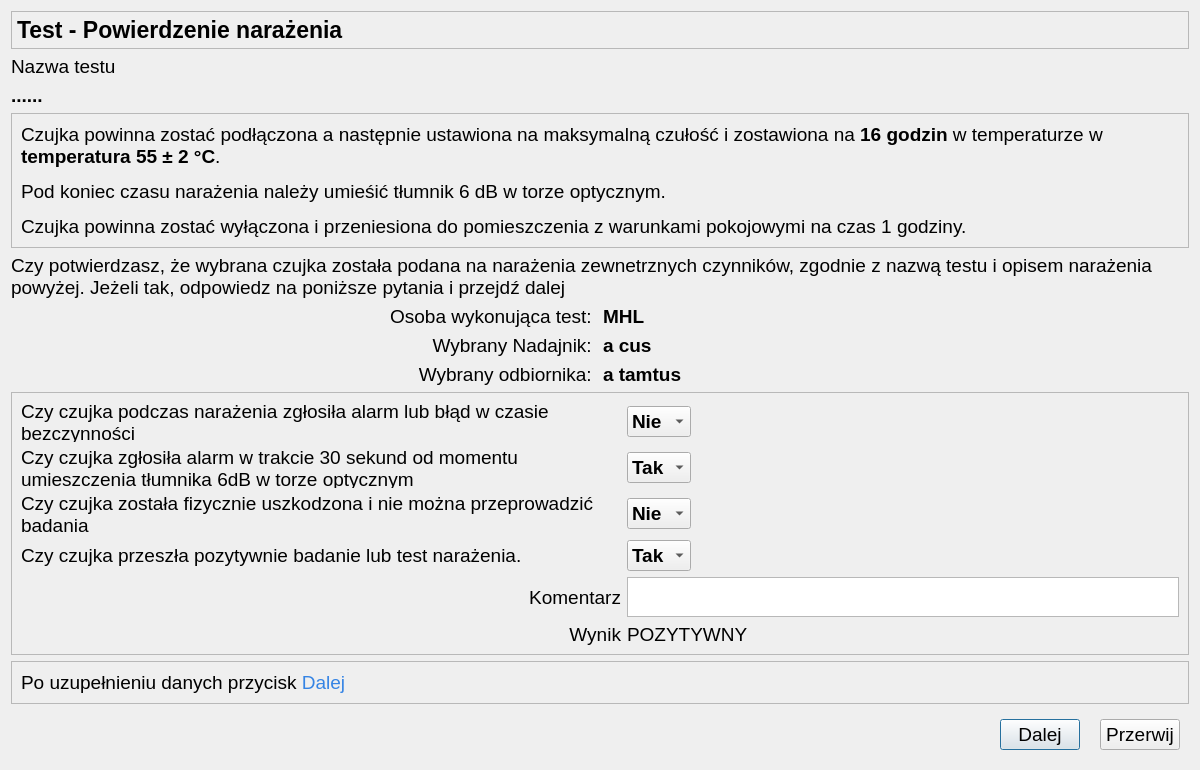
The window that CzujkiLinioweApp/oknopotwierdzenienarazenia.ui (wiacekmarcin/CzujkiLiniowe) describes before a commit, drawn with Qt 5.
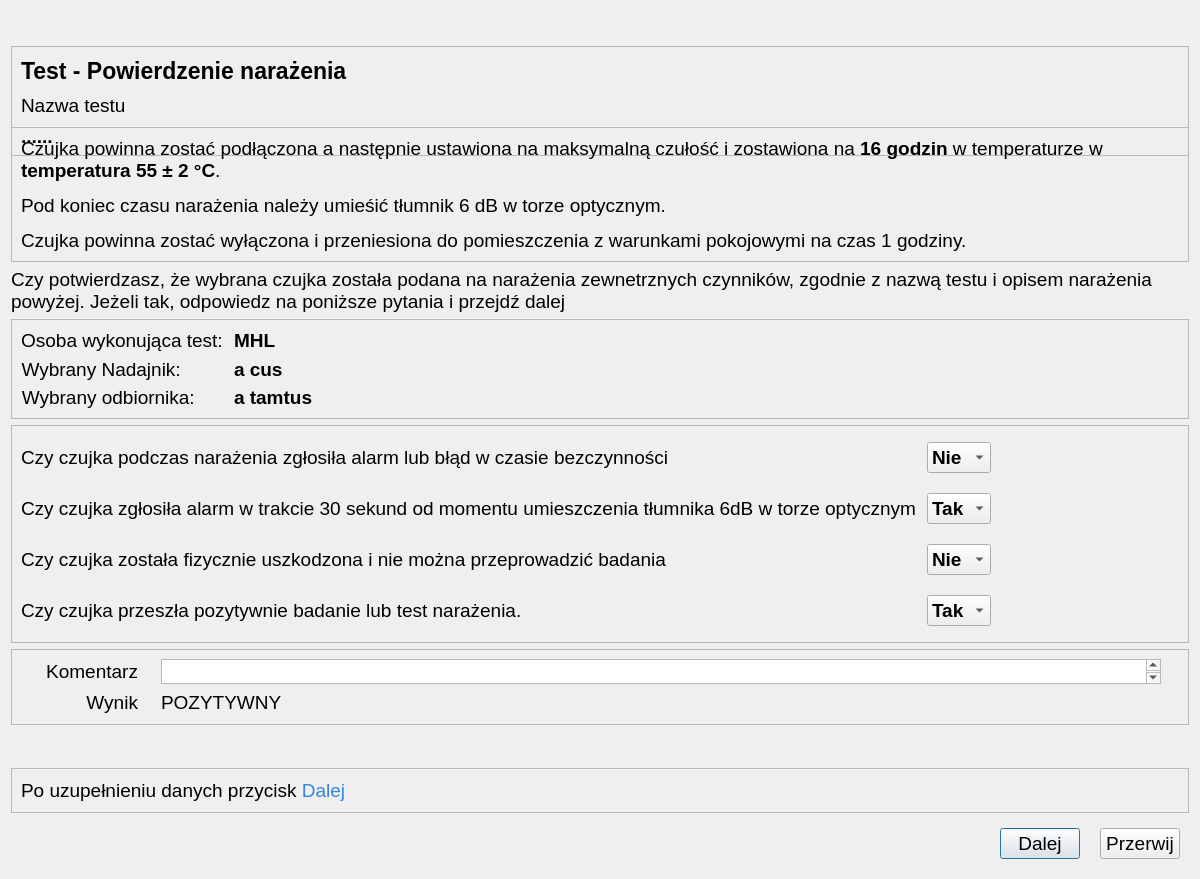
The same window after the commit. Icons and pictures are not drawn.

What changed in the file:
```diff
--- a/CzujkiLinioweApp/oknopotwierdzenienarazenia.ui
+++ b/CzujkiLinioweApp/oknopotwierdzenienarazenia.ui
@@ -7,13 +7,13 @@
     <x>0</x>
     <y>0</y>
     <width>1200</width>
-    <height>770</height>
+    <height>879</height>
    </rect>
   </property>
   <property name="minimumSize">
    <size>
-    <width>1200</width>
-    <height>770</height>
+    <width>500</width>
+    <height>300</height>
    </size>
   </property>
   <property name="maximumSize">
@@ -31,110 +31,15 @@
   <property name="windowTitle">
    <string>Parametry Testu - potwierdzenie wykonanych czynności</string>
   </property>
-  <layout class="QGridLayout" name="gridLayout">
-   <item row="5" column="1">
-    <widget class="QLabel" name="osobaWykonujacaTest">
-     <property name="font">
-      <font>
-       <family>Arial</family>
-       <pointsize>14</pointsize>
-       <bold>true</bold>
-      </font>
+  <layout class="QVBoxLayout" name="verticalLayout_2">
+   <item>
+    <widget class="QFrame" name="frame_head">
+     <property name="minimumSize">
+      <size>
+       <width>31</width>
+       <height>110</height>
+      </size>
      </property>
-     <property name="text">
-      <string>MHL</string>
-     </property>
-    </widget>
-   </item>
-   <item row="6" column="1">
-    <widget class="QLabel" name="numerNadajnika">
-     <property name="font">
-      <font>
-       <family>Arial</family>
-       <pointsize>14</pointsize>
-       <bold>true</bold>
-      </font>
-     </property>
-     <property name="text">
-      <string>a cus</string>
-     </property>
-    </widget>
-   </item>
-   <item row="10" column="0" colspan="2">
-    <widget class="QFrame" name="frame_2">
-     <property name="frameShape">
-      <enum>QFrame::StyledPanel</enum>
-     </property>
-     <property name="frameShadow">
-      <enum>QFrame::Raised</enum>
-     </property>
-     <layout class="QHBoxLayout" name="horizontalLayout_2">
-      <item>
-       <widget class="QLabel" name="infonext">
-        <property name="font">
-         <font>
-          <family>Arial</family>
-          <pointsize>14</pointsize>
-         </font>
-        </property>
-        <property name="text">
-         <string>&lt;html&gt;&lt;head/&gt;&lt;body&gt;&lt;p&gt;Po uzupełnieniu danych przycisk&lt;span style=&quot; color:#3584e4;&quot;&gt; Dalej&lt;/span&gt;&lt;/p&gt;&lt;/body&gt;&lt;/html&gt;</string>
-        </property>
-       </widget>
-      </item>
-     </layout>
-    </widget>
-   </item>
-   <item row="1" column="0">
-    <widget class="QLabel" name="lTestName">
-     <property name="font">
-      <font>
-       <family>Arial</family>
-       <pointsize>14</pointsize>
-      </font>
-     </property>
-     <property name="text">
-      <string>Nazwa testu</string>
-     </property>
-     <property name="alignment">
-      <set>Qt::AlignLeading|Qt::AlignLeft|Qt::AlignVCenter</set>
-     </property>
-    </widget>
-   </item>
-   <item row="4" column="0" colspan="2">
-    <widget class="QLabel" name="label_4">
-     <property name="font">
-      <font>
-       <family>Arial</family>
-       <pointsize>14</pointsize>
-      </font>
-     </property>
-     <property name="text">
-      <string>Czy potwierdzasz, że wybrana czujka została podana na narażenia zewnetrznych czynników, zgodnie z nazwą testu i opisem narażenia powyżej. Jeżeli tak, odpowiedz na poniższe pytania i przejdź dalej</string>
-     </property>
-     <property name="wordWrap">
-      <bool>true</bool>
-     </property>
-    </widget>
-   </item>
-   <item row="5" column="0">
-    <widget class="QLabel" name="lOsobaWykonujacaTest">
-     <property name="font">
-      <font>
-       <family>Arial</family>
-       <pointsize>14</pointsize>
-      </font>
-     </property>
-     <property name="text">
-      <string>Osoba wykonująca test: </string>
-     </property>
-     <property name="alignment">
-      <set>Qt::AlignRight|Qt::AlignTrailing|Qt::AlignVCenter</set>
-     </property>
-    </widget>
-   </item>
-   <item row="0" column="0" colspan="2">
-    <widget class="QFrame" name="frame">
      <property name="maximumSize">
       <size>
        <width>16777215</width>
@@ -147,19 +52,7 @@
      <property name="frameShadow">
       <enum>QFrame::Raised</enum>
      </property>
-     <layout class="QHBoxLayout" name="horizontalLayout">
-      <property name="leftMargin">
-       <number>5</number>
-      </property>
-      <property name="topMargin">
-       <number>5</number>
-      </property>
-      <property name="rightMargin">
-       <number>5</number>
-      </property>
-      <property name="bottomMargin">
-       <number>5</number>
-      </property>
+     <layout class="QVBoxLayout" name="verticalLayout">
       <item>
        <widget class="QLabel" name="title">
         <property name="maximumSize">
@@ -180,69 +73,53 @@
         </property>
        </widget>
       </item>
-     </layout>
-    </widget>
-   </item>
-   <item row="11" column="0" colspan="2">
-    <widget class="QWidget" name="widget" native="true">
-     <layout class="QHBoxLayout" name="horizontalLayout_3">
-      <property name="spacing">
-       <number>20</number>
-      </property>
       <item>
-       <spacer name="horizontalSpacer">
-        <property name="orientation">
-         <enum>Qt::Horizontal</enum>
+       <widget class="QLabel" name="lTestName">
+        <property name="font">
+         <font>
+          <family>Arial</family>
+          <pointsize>14</pointsize>
+         </font>
         </property>
-        <property name="sizeHint" stdset="0">
+        <property name="text">
+         <string>Nazwa testu</string>
+        </property>
+        <property name="alignment">
+         <set>Qt::AlignLeading|Qt::AlignLeft|Qt::AlignVCenter</set>
+        </property>
+       </widget>
+      </item>
+      <item>
+       <widget class="QLabel" name="testName">
+        <property name="minimumSize">
          <size>
-          <width>349</width>
+          <width>20</width>
+          <height>0</height>
+         </size>
+        </property>
+        <property name="maximumSize">
+         <size>
+          <width>16777215</width>
           <height>20</height>
          </size>
         </property>
-       </spacer>
-      </item>
-      <item>
-       <widget class="QPushButton" name="pbDalej">
-        <property name="text">
-         <string>Dalej</string>
+        <property name="font">
+         <font>
+          <family>Arial</family>
+          <pointsize>14</pointsize>
+          <bold>true</bold>
+         </font>
         </property>
-        <property name="icon">
-         <iconset theme="media-playback-start">
-          <normaloff>.</normaloff>.</iconset>
-        </property>
-       </widget>
-      </item>
-      <item>
-       <widget class="QPushButton" name="pbPrzerwij">
         <property name="text">
-         <string>Przerwij</string>
-        </property>
-        <property name="icon">
-         <iconset theme="media-playback-stop">
-          <normaloff>.</normaloff>.</iconset>
+         <string>......</string>
         </property>
        </widget>
       </item>
      </layout>
     </widget>
    </item>
-   <item row="7" column="1">
-    <widget class="QLabel" name="numerReceiver">
-     <property name="font">
-      <font>
-       <family>Arial</family>
-       <pointsize>14</pointsize>
-       <bold>true</bold>
-      </font>
-     </property>
-     <property name="text">
-      <string>a tamtus</string>
-     </property>
-    </widget>
-   </item>
-   <item row="3" column="0" colspan="2">
-    <widget class="QFrame" name="fr_rozproszoneSwiatlo">
+   <item>
+    <widget class="QFrame" name="fr_narazenie">
      <property name="frameShape">
       <enum>QFrame::StyledPanel</enum>
      </property>
@@ -269,38 +146,150 @@
      </layout>
     </widget>
    </item>
-   <item row="2" column="0" colspan="2">
-    <widget class="QLabel" name="testName">
+   <item>
+    <widget class="QLabel" name="label_4">
      <property name="font">
       <font>
        <family>Arial</family>
        <pointsize>14</pointsize>
-       <bold>true</bold>
       </font>
      </property>
      <property name="text">
-      <string>......</string>
+      <string>Czy potwierdzasz, że wybrana czujka została podana na narażenia zewnetrznych czynników, zgodnie z nazwą testu i opisem narażenia powyżej. Jeżeli tak, odpowiedz na poniższe pytania i przejdź dalej</string>
      </property>
+     <property name="wordWrap">
+      <bool>true</bool>
+     </property>
     </widget>
    </item>
-   <item row="7" column="0">
-    <widget class="QLabel" name="eReceiver">
-     <property name="font">
-      <font>
-       <family>Arial</family>
-       <pointsize>14</pointsize>
-      </font>
+   <item>
+    <widget class="QFrame" name="frame_czujka">
+     <property name="minimumSize">
+      <size>
+       <width>0</width>
+       <height>100</height>
+      </size>
      </property>
-     <property name="text">
-      <string>Wybrany odbiornika: </string>
+     <property name="maximumSize">
+      <size>
+       <width>16777215</width>
+       <height>200</height>
+      </size>
      </property>
-     <property name="alignment">
-      <set>Qt::AlignRight|Qt::AlignTrailing|Qt::AlignVCenter</set>
+     <property name="frameShape">
+      <enum>QFrame::StyledPanel</enum>
      </property>
+     <property name="frameShadow">
+      <enum>QFrame::Raised</enum>
+     </property>
+     <layout class="QFormLayout" name="formLayout">
+      <item row="0" column="0">
+       <widget class="QLabel" name="lOsobaWykonujacaTest">
+        <property name="font">
+         <font>
+          <family>Arial</family>
+          <pointsize>14</pointsize>
+         </font>
+        </property>
+        <property name="text">
+         <string>Osoba wykonująca test: </string>
+        </property>
+        <property name="alignment">
+         <set>Qt::AlignRight|Qt::AlignTrailing|Qt::AlignVCenter</set>
+        </property>
+       </widget>
+      </item>
+      <item row="1" column="0">
+       <widget class="QLabel" name="eTransmitter">
+        <property name="font">
+         <font>
+          <family>Arial</family>
+          <pointsize>14</pointsize>
+         </font>
+        </property>
+        <property name="text">
+         <string>Wybrany Nadajnik: </string>
+        </property>
+        <property name="alignment">
+         <set>Qt::AlignRight|Qt::AlignTrailing|Qt::AlignVCenter</set>
+        </property>
+       </widget>
+      </item>
+      <item row="2" column="0">
+       <widget class="QLabel" name="eReceiver">
+        <property name="font">
+         <font>
+          <family>Arial</family>
+          <pointsize>14</pointsize>
+         </font>
+        </property>
+        <property name="text">
+         <string>Wybrany odbiornika: </string>
+        </property>
+        <property name="alignment">
+         <set>Qt::AlignRight|Qt::AlignTrailing|Qt::AlignVCenter</set>
+        </property>
+       </widget>
+      </item>
+      <item row="0" column="1">
+       <widget class="QLabel" name="osobaWykonujacaTest">
+        <property name="font">
+         <font>
+          <family>Arial</family>
+          <pointsize>14</pointsize>
+          <bold>true</bold>
+         </font>
+        </property>
+        <property name="text">
+         <string>MHL</string>
+        </property>
+       </widget>
+      </item>
+      <item row="1" column="1">
+       <widget class="QLabel" name="numerNadajnika">
+        <property name="font">
+         <font>
+          <family>Arial</family>
+          <pointsize>14</pointsize>
+          <bold>true</bold>
+         </font>
+        </property>
+        <property name="text">
+         <string>a cus</string>
+        </property>
+       </widget>
+      </item>
+      <item row="2" column="1">
+       <widget class="QLabel" name="numerReceiver">
+        <property name="font">
+         <font>
+          <family>Arial</family>
+          <pointsize>14</pointsize>
+          <bold>true</bold>
+         </font>
+        </property>
+        <property name="text">
+         <string>a tamtus</string>
+        </property>
+       </widget>
+      </item>
+     </layout>
     </widget>
    </item>
-   <item row="8" column="0" colspan="2">
+   <item>
     <widget class="QFrame" name="frame_potwierdzenienarazenia">
+     <property name="minimumSize">
+      <size>
+       <width>0</width>
+       <height>60</height>
+      </size>
+     </property>
+     <property name="maximumSize">
+      <size>
+       <width>16777215</width>
+       <height>16777215</height>
+      </size>
+     </property>
      <property name="frameShape">
       <enum>QFrame::StyledPanel</enum>
      </property>
@@ -308,26 +297,16 @@
       <enum>QFrame::Raised</enum>
      </property>
      <layout class="QGridLayout" name="gridLayout_2">
-      <item row="0" column="0">
-       <widget class="QLabel" name="etAlarm">
-        <property name="font">
-         <font>
-          <family>Arial</family>
-          <pointsize>14</pointsize>
-         </font>
-        </property>
-        <property name="text">
-         <string>Czy czujka podczas narażenia zgłosiła alarm lub błąd w czasie bezczynności</string>
-        </property>
-        <property name="wordWrap">
-         <bool>true</bool>
-        </property>
-       </widget>
-      </item>
       <item row="0" column="1">
        <layout class="QHBoxLayout" name="horizontalLayout_5">
         <item>
          <widget class="QComboBox" name="cbAlarmYesNo">
+          <property name="minimumSize">
+           <size>
+            <width>0</width>
+            <height>25</height>
+           </size>
+          </property>
           <property name="font">
            <font>
             <family>Arial</family>
@@ -366,8 +345,14 @@
        <widget class="QLabel" name="etTlumnik">
         <property name="minimumSize">
          <size>
-          <width>600</width>
-          <height>0</height>
+          <width>900</width>
+          <height>45</height>
+         </size>
+        </property>
+        <property name="maximumSize">
+         <size>
+          <width>1500</width>
+          <height>16777215</height>
          </size>
         </property>
         <property name="font">
@@ -388,6 +373,12 @@
        <layout class="QHBoxLayout" name="horizontalLayout_6">
         <item>
          <widget class="QComboBox" name="cbTlumnik">
+          <property name="minimumSize">
+           <size>
+            <width>0</width>
+            <height>20</height>
+           </size>
+          </property>
           <property name="font">
            <font>
             <family>Arial</family>
@@ -424,6 +415,18 @@
       </item>
       <item row="2" column="0">
        <widget class="QLabel" name="etUszkodzenie">
+        <property name="minimumSize">
+         <size>
+          <width>700</width>
+          <height>45</height>
+         </size>
+        </property>
+        <property name="maximumSize">
+         <size>
+          <width>1500</width>
+          <height>16777215</height>
+         </size>
+        </property>
         <property name="font">
          <font>
           <family>Arial</family>
@@ -478,6 +481,18 @@
       </item>
       <item row="3" column="0">
        <widget class="QLabel" name="etCzujkaOk">
+        <property name="minimumSize">
+         <size>
+          <width>700</width>
+          <height>45</height>
+         </size>
+        </property>
+        <property name="maximumSize">
+         <size>
+          <width>1500</width>
+          <height>16777215</height>
+         </size>
+        </property>
         <property name="font">
          <font>
           <family>Arial</family>
@@ -527,8 +542,60 @@
         </item>
        </layout>
       </item>
-      <item row="4" column="0">
+      <item row="0" column="0">
+       <widget class="QLabel" name="etAlarm">
+        <property name="minimumSize">
+         <size>
+          <width>700</width>
+          <height>45</height>
+         </size>
+        </property>
+        <property name="maximumSize">
+         <size>
+          <width>1500</width>
+          <height>16777215</height>
+         </size>
+        </property>
+        <property name="font">
+         <font>
+          <family>Arial</family>
+          <pointsize>14</pointsize>
+         </font>
+        </property>
+        <property name="text">
+         <string>Czy czujka podczas narażenia zgłosiła alarm lub błąd w czasie bezczynności</string>
+        </property>
+        <property name="wordWrap">
+         <bool>true</bool>
+        </property>
+       </widget>
+      </item>
+     </layout>
+    </widget>
+   </item>
+   <item>
+    <widget class="QFrame" name="frame">
+     <property name="frameShape">
+      <enum>QFrame::StyledPanel</enum>
+     </property>
+     <property name="frameShadow">
+      <enum>QFrame::Raised</enum>
+     </property>
+     <layout class="QGridLayout" name="gridLayout">
+      <item row="0" column="0">
        <widget class="QLabel" name="label_3">
+        <property name="minimumSize">
+         <size>
+          <width>100</width>
+          <height>25</height>
+         </size>
+        </property>
+        <property name="maximumSize">
+         <size>
+          <width>50</width>
+          <height>16777215</height>
+         </size>
+        </property>
         <property name="font">
          <font>
           <family>Arial</family>
@@ -543,18 +610,30 @@
         </property>
        </widget>
       </item>
-      <item row="4" column="1">
+      <item row="0" column="1">
        <widget class="QPlainTextEdit" name="komentarz">
         <property name="maximumSize">
          <size>
-          <width>16777215</width>
-          <height>100</height>
+          <width>1000</width>
+          <height>25</height>
          </size>
         </property>
        </widget>
       </item>
-      <item row="5" column="0">
+      <item row="1" column="0">
        <widget class="QLabel" name="etWynik">
+        <property name="minimumSize">
+         <size>
+          <width>100</width>
+          <height>25</height>
+         </size>
+        </property>
+        <property name="maximumSize">
+         <size>
+          <width>100</width>
+          <height>25</height>
+         </size>
+        </property>
         <property name="font">
          <font>
           <family>Arial</family>
@@ -569,8 +648,20 @@
         </property>
        </widget>
       </item>
-      <item row="5" column="1">
+      <item row="1" column="1">
        <widget class="QLabel" name="wynik_narazenia">
+        <property name="minimumSize">
+         <size>
+          <width>0</width>
+          <height>25</height>
+         </size>
+        </property>
+        <property name="maximumSize">
+         <size>
+          <width>16777215</width>
+          <height>25</height>
+         </size>
+        </property>
         <property name="font">
          <font>
           <family>Arial</family>
@@ -585,20 +676,111 @@
      </layout>
     </widget>
    </item>
-   <item row="6" column="0">
-    <widget class="QLabel" name="eTransmitter">
-     <property name="font">
-      <font>
-       <family>Arial</family>
-       <pointsize>14</pointsize>
-      </font>
+   <item>
+    <spacer name="verticalSpacer">
+     <property name="orientation">
+      <enum>Qt::Vertical</enum>
      </property>
-     <property name="text">
-      <string>Wybrany Nadajnik: </string>
+     <property name="sizeHint" stdset="0">
+      <size>
+       <width>20</width>
+       <height>40</height>
+      </size>
      </property>
-     <property name="alignment">
-      <set>Qt::AlignRight|Qt::AlignTrailing|Qt::AlignVCenter</set>
+    </spacer>
+   </item>
+   <item>
+    <widget class="QFrame" name="frame_2">
+     <property name="frameShape">
+      <enum>QFrame::StyledPanel</enum>
      </property>
+     <property name="frameShadow">
+      <enum>QFrame::Raised</enum>
+     </property>
+     <layout class="QHBoxLayout" name="horizontalLayout_2">
+      <item>
+       <widget class="QLabel" name="infonext">
+        <property name="minimumSize">
+         <size>
+          <width>0</width>
+          <height>25</height>
+         </size>
+        </property>
+        <property name="maximumSize">
+         <size>
+          <width>16777215</width>
+          <height>25</height>
+         </size>
+        </property>
+        <property name="font">
+         <font>
+          <family>Arial</family>
+          <pointsize>14</pointsize>
+         </font>
+        </property>
+        <property name="text">
+         <string>&lt;html&gt;&lt;head/&gt;&lt;body&gt;&lt;p&gt;Po uzupełnieniu danych przycisk&lt;span style=&quot; color:#3584e4;&quot;&gt; Dalej&lt;/span&gt;&lt;/p&gt;&lt;/body&gt;&lt;/html&gt;</string>
+        </property>
+       </widget>
+      </item>
+      <item>
+       <spacer name="horizontalSpacer_4">
+        <property name="orientation">
+         <enum>Qt::Horizontal</enum>
+        </property>
+        <property name="sizeHint" stdset="0">
+         <size>
+          <width>40</width>
+          <height>20</height>
+         </size>
+        </property>
+       </spacer>
+      </item>
+     </layout>
+    </widget>
+   </item>
+   <item>
+    <widget class="QWidget" name="widget" native="true">
+     <layout class="QHBoxLayout" name="horizontalLayout_3">
+      <property name="spacing">
+       <number>20</number>
+      </property>
+      <item>
+       <spacer name="horizontalSpacer">
+        <property name="orientation">
+         <enum>Qt::Horizontal</enum>
+        </property>
+        <property name="sizeHint" stdset="0">
+         <size>
+          <width>349</width>
+          <height>20</height>
+         </size>
+        </property>
+       </spacer>
+      </item>
+      <item>
+       <widget class="QPushButton" name="pbDalej">
+        <property name="text">
+         <string>Dalej</string>
+        </property>
+        <property name="icon">
+         <iconset theme="media-playback-start">
+          <normaloff>.</normaloff>.</iconset>
+        </property>
+       </widget>
+      </item>
+      <item>
+       <widget class="QPushButton" name="pbPrzerwij">
+        <property name="text">
+         <string>Przerwij</string>
+        </property>
+        <property name="icon">
+         <iconset theme="media-playback-stop">
+          <normaloff>.</normaloff>.</iconset>
+        </property>
+       </widget>
+      </item>
+     </layout>
     </widget>
    </item>
   </layout>
```
